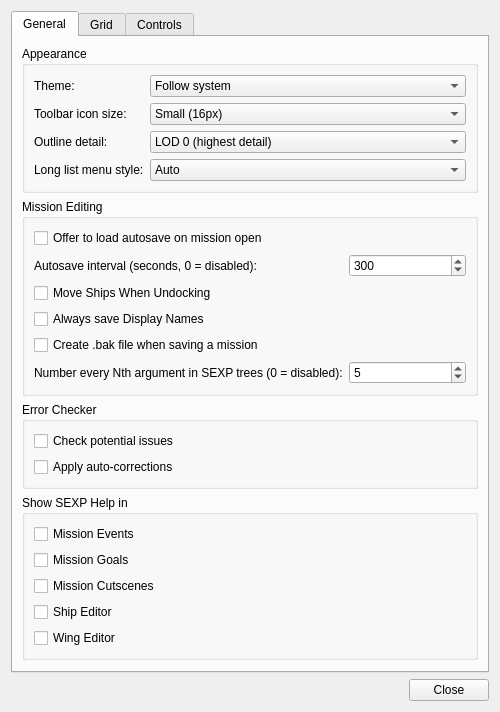
Qt form qtfred/ui/PreferencesDialog.ui (scp-fs2open/fs2open.github.com) before a commit.
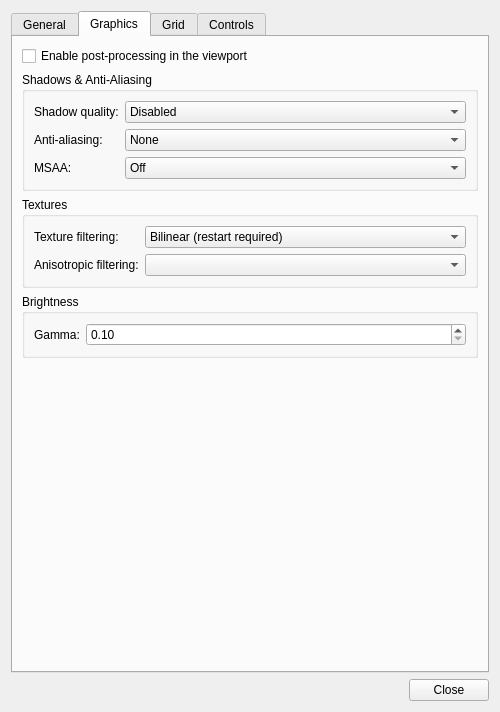
The same form after that commit. The open tabs and pages were chosen to show the change.

Commit message:
Add configurable graphics settings to Preferences dialog
Introduce post-processing, shadow quality, anti-aliasing, anisotropic filtering, texture filtering, MSAA, and gamma controls to qtFRED's Preferences. Ensures real-time application of certain settings and requires restart for others. Adjust graphics initialization to support baked settings before `gr_init()`. Update documentation to reflect these additions.

```diff
--- a/qtfred/ui/PreferencesDialog.ui
+++ b/qtfred/ui/PreferencesDialog.ui
@@ -360,6 +360,249 @@
        </item>
       </layout>
      </widget>
+     <widget class="QWidget" name="graphicsTab">
+      <attribute name="title">
+       <string>Graphics</string>
+      </attribute>
+      <layout class="QVBoxLayout" name="graphicsLayout">
+       <item>
+        <widget class="QCheckBox" name="enablePostProcessing">
+         <property name="toolTip">
+          <string>Route the 3D viewport through the game's HDR post-processing pipeline (bloom, tonemapping, lightshafts) instead of drawing straight to the screen. The other settings on this tab only have a visible effect while this is on.</string>
+         </property>
+         <property name="text">
+          <string>Enable post-processing in the viewport</string>
+         </property>
+        </widget>
+       </item>
+       <item>
+        <widget class="QGroupBox" name="shadowsAAGroup">
+         <property name="title">
+          <string>Shadows &amp;&amp; Anti-Aliasing</string>
+         </property>
+         <layout class="QFormLayout" name="shadowsAALayout">
+          <item row="0" column="0">
+           <widget class="QLabel" name="shadowQualityLabel">
+            <property name="text">
+             <string>Shadow quality:</string>
+            </property>
+           </widget>
+          </item>
+          <item row="0" column="1">
+           <widget class="QComboBox" name="shadowQualityCombo">
+            <property name="toolTip">
+             <string>Quality of the shadows cast by the mission's sun in the viewport. Requires post-processing to be enabled. Restarting qtFRED is required for a change to take effect.</string>
+            </property>
+            <item>
+             <property name="text">
+              <string>Disabled</string>
+             </property>
+            </item>
+            <item>
+             <property name="text">
+              <string>Low (restart required)</string>
+             </property>
+            </item>
+            <item>
+             <property name="text">
+              <string>Medium (restart required)</string>
+             </property>
+            </item>
+            <item>
+             <property name="text">
+              <string>High (restart required)</string>
+             </property>
+            </item>
+            <item>
+             <property name="text">
+              <string>Ultra (restart required)</string>
+             </property>
+            </item>
+           </widget>
+          </item>
+          <item row="1" column="0">
+           <widget class="QLabel" name="aaModeLabel">
+            <property name="text">
+             <string>Anti-aliasing:</string>
+            </property>
+           </widget>
+          </item>
+          <item row="1" column="1">
+           <widget class="QComboBox" name="aaModeCombo">
+            <property name="toolTip">
+             <string>Post-process anti-aliasing mode used in the viewport. Requires post-processing to be enabled.</string>
+            </property>
+            <item>
+             <property name="text">
+              <string>None</string>
+             </property>
+            </item>
+            <item>
+             <property name="text">
+              <string>FXAA Low</string>
+             </property>
+            </item>
+            <item>
+             <property name="text">
+              <string>FXAA Medium</string>
+             </property>
+            </item>
+            <item>
+             <property name="text">
+              <string>FXAA High</string>
+             </property>
+            </item>
+            <item>
+             <property name="text">
+              <string>SMAA Low</string>
+             </property>
+            </item>
+            <item>
+             <property name="text">
+              <string>SMAA Medium</string>
+             </property>
+            </item>
+            <item>
+             <property name="text">
+              <string>SMAA High</string>
+             </property>
+            </item>
+            <item>
+             <property name="text">
+              <string>SMAA Ultra</string>
+             </property>
+            </item>
+           </widget>
+          </item>
+          <item row="2" column="0">
+           <widget class="QLabel" name="msaaLabel">
+            <property name="text">
+             <string>MSAA:</string>
+            </property>
+           </widget>
+          </item>
+          <item row="2" column="1">
+           <widget class="QComboBox" name="msaaCombo">
+            <property name="toolTip">
+             <string>Multisample anti-aliasing used for the viewport's 3D scene. Requires post-processing to be enabled. Restarting qtFRED is required for a change to take effect.</string>
+            </property>
+            <item>
+             <property name="text">
+              <string>Off</string>
+             </property>
+            </item>
+            <item>
+             <property name="text">
+              <string>4x (restart required)</string>
+             </property>
+            </item>
+            <item>
+             <property name="text">
+              <string>8x (restart required)</string>
+             </property>
+            </item>
+           </widget>
+          </item>
+         </layout>
+        </widget>
+       </item>
+       <item>
+        <widget class="QGroupBox" name="texturesGroup">
+         <property name="title">
+          <string>Textures</string>
+         </property>
+         <layout class="QFormLayout" name="texturesLayout">
+          <item row="0" column="0">
+           <widget class="QLabel" name="textureFilterLabel">
+            <property name="text">
+             <string>Texture filtering:</string>
+            </property>
+           </widget>
+          </item>
+          <item row="0" column="1">
+           <widget class="QComboBox" name="textureFilterCombo">
+            <property name="toolTip">
+             <string>Mipmap filtering used for textures. Restarting qtFRED is required for a change to take effect.</string>
+            </property>
+            <item>
+             <property name="text">
+              <string>Bilinear (restart required)</string>
+             </property>
+            </item>
+            <item>
+             <property name="text">
+              <string>Trilinear (restart required)</string>
+             </property>
+            </item>
+           </widget>
+          </item>
+          <item row="1" column="0">
+           <widget class="QLabel" name="anisotropyLabel">
+            <property name="text">
+             <string>Anisotropic filtering:</string>
+            </property>
+           </widget>
+          </item>
+          <item row="1" column="1">
+           <widget class="QComboBox" name="anisotropyCombo">
+            <property name="toolTip">
+             <string>Anisotropic texture filtering level. Restarting qtFRED is required for a change to take effect.</string>
+            </property>
+           </widget>
+          </item>
+         </layout>
+        </widget>
+       </item>
+       <item>
+        <widget class="QGroupBox" name="brightnessGroup">
+         <property name="title">
+          <string>Brightness</string>
+         </property>
+         <layout class="QFormLayout" name="brightnessLayout">
+          <item row="0" column="0">
+           <widget class="QLabel" name="gammaLabel">
+            <property name="text">
+             <string>Gamma:</string>
+            </property>
+           </widget>
+          </item>
+          <item row="0" column="1">
+           <widget class="QDoubleSpinBox" name="gammaSpin">
+            <property name="toolTip">
+             <string>Brightness of the viewport. qtFRED defaults this higher than the game since the viewport isn't normally tonemapped.</string>
+            </property>
+            <property name="decimals">
+             <number>2</number>
+            </property>
+            <property name="minimum">
+             <double>0.10</double>
+            </property>
+            <property name="maximum">
+             <double>5.00</double>
+            </property>
+            <property name="singleStep">
+             <double>0.05</double>
+            </property>
+           </widget>
+          </item>
+         </layout>
+        </widget>
+       </item>
+       <item>
+        <spacer name="graphicsSpacer">
+         <property name="orientation">
+          <enum>Qt::Vertical</enum>
+         </property>
+         <property name="sizeHint" stdset="0">
+          <size>
+           <width>20</width>
+           <height>40</height>
+          </size>
+         </property>
+        </spacer>
+       </item>
+      </layout>
+     </widget>
      <widget class="QWidget" name="gridTab">
       <attribute name="title">
        <string>Grid</string>
```
The commit also changes 11 other files.
